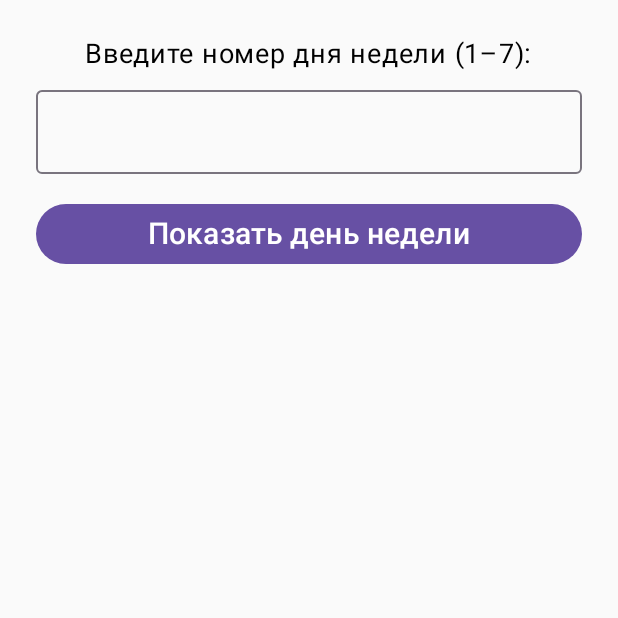
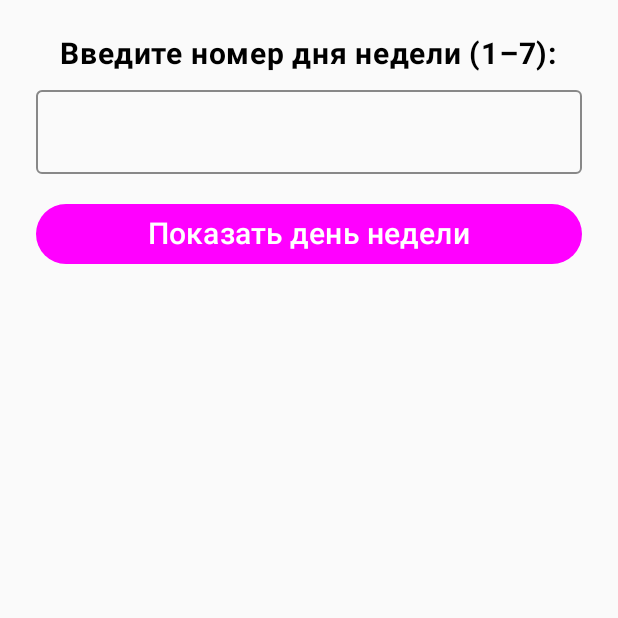
Before and after one commit to AlluringStars/IfWhen, an Android app built with Jetpack Compose: the screen it shows after launch (MainActivity), on a phone screen of 412 x 824 dp, the top half of it. Run offline under Robolectric (Android 15) with nearby library versions, the phone set to English and light mode, and no system bars.

Commit message:
Version with Colors

```diff
--- a/app/src/main/java/com/example/ifwhen/MainActivity.kt
+++ b/app/src/main/java/com/example/ifwhen/MainActivity.kt
@@ -9,6 +9,8 @@ import androidx.compose.material3.*
 import androidx.compose.runtime.*
 import androidx.compose.ui.Alignment
 import androidx.compose.ui.Modifier
+import androidx.compose.ui.graphics.Color
+import androidx.compose.ui.text.font.FontWeight
 import androidx.compose.ui.text.input.KeyboardType
 import androidx.compose.ui.tooling.preview.Preview
 import androidx.compose.ui.unit.dp
@@ -36,7 +38,12 @@ fun DayOfWeekScreen() {
             .padding(24.dp),
         horizontalAlignment = Alignment.CenterHorizontally
     ) {
-        Text("Введите номер дня недели (1–7):", fontSize = 18.sp)
+        Text(
+            text = "Введите номер дня недели (1–7):",
+            fontSize = 20.sp,
+            color = Color.Black,
+            fontWeight = FontWeight.Bold
+        )
 
         Spacer(modifier = Modifier.height(12.dp))
 
@@ -44,7 +51,13 @@ fun DayOfWeekScreen() {
             value = input,
             onValueChange = { input = it },
             keyboardOptions = KeyboardOptions(keyboardType = KeyboardType.Number),
-            modifier = Modifier.fillMaxWidth()
+            modifier = Modifier.fillMaxWidth(),
+            colors = OutlinedTextFieldDefaults.colors(
+                focusedBorderColor = Color.DarkGray,
+                unfocusedBorderColor = Color.Gray,
+                focusedTextColor = Color.DarkGray,
+                unfocusedTextColor = Color.Black
+            )
         )
 
         Spacer(modifier = Modifier.height(16.dp))
@@ -63,18 +76,25 @@ fun DayOfWeekScreen() {
                     else -> "Ошибка: введите число от 1 до 7"
                 }
             },
-            modifier = Modifier.fillMaxWidth()
+            modifier = Modifier.fillMaxWidth(),
+            colors = ButtonDefaults.buttonColors(
+                containerColor = Color.Magenta,
+                contentColor = Color.White
+            )
         ) {
             Text("Показать день недели", fontSize = 20.sp)
         }
 
         Spacer(modifier = Modifier.height(24.dp))
 
-        Text(result, fontSize = 22.sp)
+        Text(
+            text = result,
+            fontSize = 22.sp,
+            color = Color.Black
+        )
     }
 }
 
-// Именно эта аннотация позволит отобразить предварительный просмотр справа!
 @Preview(showBackground = true)
 @Composable
 fun PreviewDayOfWeek() {
```
